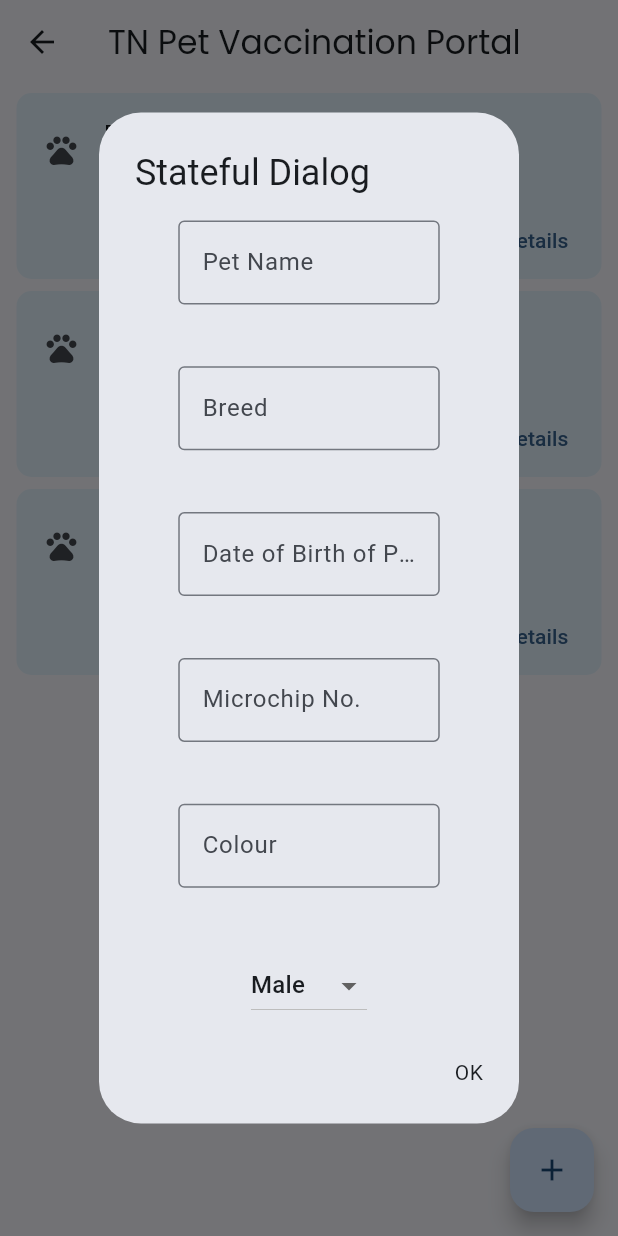
After one commit to dineshb-exe/AnimalVaxFrontEnd, a Flutter app: the Dashboard screen opened by its route, after a tap on the "add" icon, on a phone screen of 412 x 824 dp. The commit adds this screen. Run offline on Flutter 3.47's test engine with Material 2 defaults, Android fonts, the phone set to English and light mode, and no system bars; our stand-ins replace google_fonts, location.

Commit message:
UI for dashboard and new pet creation done

```diff
--- a/lib/dashboard/dashboard_main.dart
+++ b/lib/dashboard/dashboard_main.dart
@@ -0,0 +1,50 @@
+import 'package:animal_vax/dashboard/utilities/dashboard_widget.dart';
+import 'package:animal_vax/dashboard/utilities/dialog_form.dart';
+import 'package:animal_vax/global_utilities/general_field.dart';
+import 'package:animal_vax/new_pet/utilities/new_pet_widget.dart';
+import 'package:flutter/material.dart';
+import 'package:google_fonts/google_fonts.dart';
+
+class Dashboard extends StatelessWidget {
+  const Dashboard({Key? key}) : super(key: key);
+
+  @override
+  Widget build(BuildContext context) {
+    return Scaffold(
+      appBar: AppBar(
+        title: Text(
+          "TN Pet Vaccination Portal",
+          style: GoogleFonts.poppins(),
+        ),
+        centerTitle: true,
+      ),
+      body: DashboardWidget(),
+      floatingActionButton: FloatingActionButton(
+        onPressed: () => DialogForm(context),
+        child: Icon(
+          Icons.add,
+        ),
+      ),
+    );
+  }
+}
+
+DialogForm(BuildContext context) {
+  showDialog(
+      context: context,
+      builder: (context) {
+        var formKey;
+          return AlertDialog(
+            content: NewPetWidget(),
+            title: Text('Stateful Dialog'),
+            actions: <Widget>[
+              InkWell(
+                child: Text('OK'),
+                onTap: () {
+                  Navigator.pop(context);
+                },
+              ),
+            ],
+          );
+      });
+}
--- /dev/null
+++ b/lib/dashboard/utilities/dashboard_widget.dart
@@ -0,0 +1,61 @@
+import 'package:flutter/material.dart';
+
+class DashboardWidget extends StatefulWidget {
+  const DashboardWidget({Key? key}) : super(key: key);
+
+  @override
+  State<DashboardWidget> createState() => _DashboardWidgetState();
+}
+
+class _DashboardWidgetState extends State<DashboardWidget> {
+  @override
+  final List<String> entries = <String>['A', 'B', 'C'];
+  final List<int> colorCodes = <int>[600, 500, 100];
+  Widget build(BuildContext context) {
+    return ListView.builder(
+      padding: const EdgeInsets.all(8),
+      itemCount: entries.length,
+      itemBuilder: (BuildContext context,int index) {
+        return Container(
+          height: 120,
+          margin: EdgeInsets.fromLTRB(5, 0, 5, 12),
+          decoration: BoxDecoration(
+            borderRadius: BorderRadius.circular(10),
+            color: Colors.lightBlue[2],
+            boxShadow: [
+              BoxShadow(
+                color: Colors.blue[50]!,
+                spreadRadius: 2,
+              ),
+            ]
+          ),
+          child: Column(
+            mainAxisSize: MainAxisSize.min,
+            children: <Widget>[
+              ListTile(
+                leading: Icon(Icons.pets_rounded),
+                title: Text('Pet Name: ${entries[index]}'),
+                subtitle: Text('Species: Dog, Breed: X'),
+              ),
+              Row(
+                mainAxisAlignment: MainAxisAlignment.end,
+                children: <Widget>[
+                  TextButton(
+                    child: const Text('Book Appointment'),
+                    onPressed: () {/* ... */},
+                  ),
+                  const SizedBox(width: 8),
+                  TextButton(
+                    child: const Text('Edit Details'),
+                    onPressed: () {/* ... */},
+                  ),
+                  const SizedBox(width: 8),
+                ],
+              ),
+            ],
+          ),
+        );
+      }
+    );
+  }
+}
--- /dev/null
+++ b/lib/dashboard/utilities/dialog_form.dart
@@ -0,0 +1 @@
+import 'package:flutter/material.dart';
--- a/lib/new_pet/utilities/new_pet_widget.dart
+++ b/lib/new_pet/utilities/new_pet_widget.dart
@@ -53,6 +53,9 @@ class _NewPetWidgetState extends State<NewPetWidget> {
                 }).toList(),
                 onChanged: (String? value){
                   dropdownVal=value!;
+                  print(dropdownVal);
+                  print(value);
+                  setState(() {});
                 }
             ),
           ],
--- a/lib/routes.dart
+++ b/lib/routes.dart
@@ -1,3 +1,4 @@
+import 'package:animal_vax/dashboard/dashboard_main.dart';
 import 'package:animal_vax/location/location_main.dart';
 import 'package:animal_vax/login/utilities/login_widget.dart';
 import 'package:animal_vax/registration/confirmation.dart';
@@ -38,7 +39,7 @@ class RouteManager{
         );
       case dashboard:
         return MaterialPageRoute(
-          builder: (context) => const Login(),
+          builder: (context) => Dashboard(),
         );
       default:
         throw const FormatException('Routing la error irukku');
```
